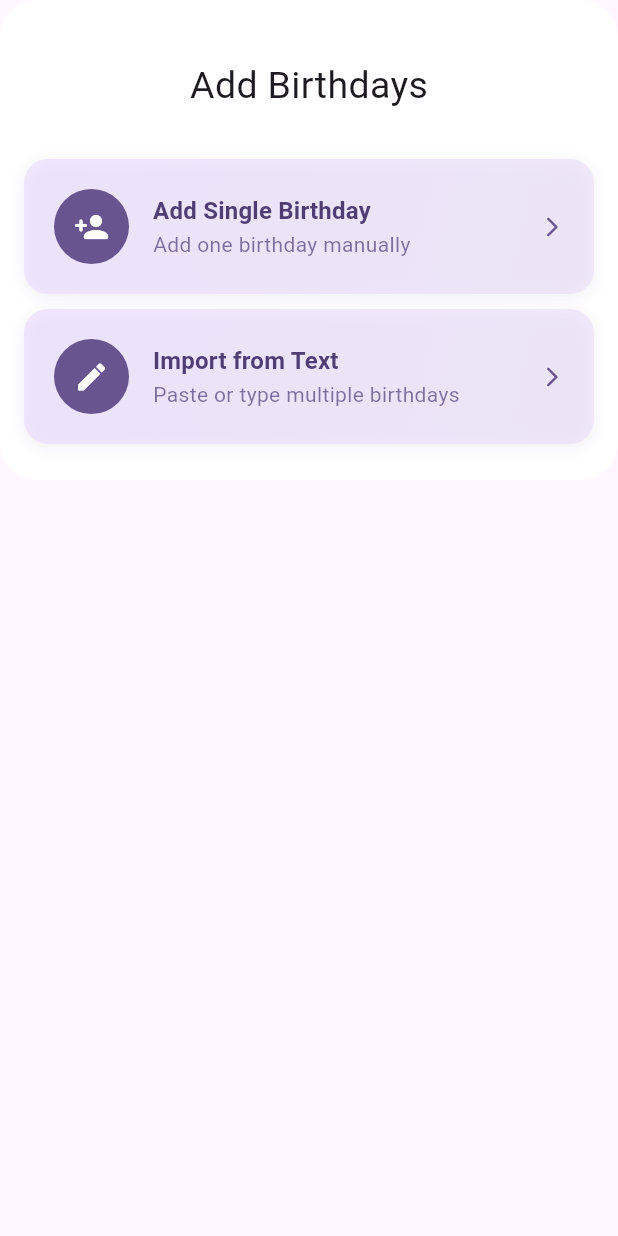
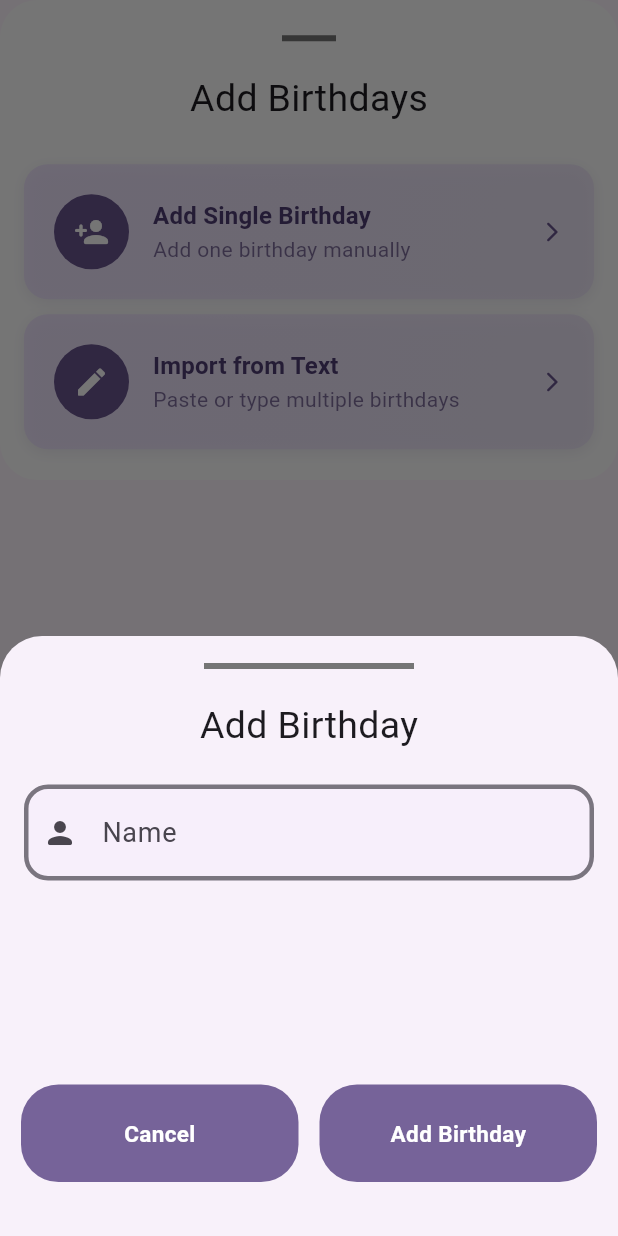
Before and after one commit to Confusedaff/Birday, a Flutter app: the Addbottomwidget widget shown alone on an empty page, opened directly, after a tap on "Add Single Birthday", on a phone screen of 412 x 824 dp. Run offline on Flutter 3.47's test engine with Material 3 defaults, Android fonts, the phone set to English and light mode, and no system bars; Roboto replaces fonts that are missing (SF Pro Display).

Commit message:
added textfield

```diff
--- a/lib/widgets/addbottomwidget.dart
+++ b/lib/widgets/addbottomwidget.dart
@@ -1,4 +1,6 @@
+import 'package:bday/widgets/draghandle.dart';
 import 'package:bday/widgets/selection.dart';
+import 'package:bday/widgets/singlebday.dart';
 import 'package:flutter/material.dart';
 
 class Addbottomwidget extends StatelessWidget {
@@ -17,8 +19,11 @@ class Addbottomwidget extends StatelessWidget {
       child: Column(
         mainAxisAlignment: MainAxisAlignment.spaceEvenly,
         children: [
+
+        Draghandle(width: 36),
+
         Padding(
-          padding: const EdgeInsets.only(top: 20.0),
+          padding: const EdgeInsets.only(top: 5.0),
           child: Center(child: Text("Add Birthdays",style: TextStyle(fontSize: 25),)),
         ),
         Column(
@@ -26,7 +31,7 @@ class Addbottomwidget extends StatelessWidget {
           children: [
 
             SizedBox(
-              height: 7,
+              height: 5,
             ),
 
            Selection(
@@ -34,7 +39,10 @@ class Addbottomwidget extends StatelessWidget {
             title: 'Add Single Birthday',
             subtitle: 'Add one birthday manually',
             onTap: () {
-              print("Prssed Single bday button");
+              showModalBottomSheet(
+                context: context,
+                builder: (context) => const Singlebday(),
+              );
              },
             selectionBody: null,
             ),
--- /dev/null
+++ b/lib/widgets/button.dart
@@ -0,0 +1,36 @@
+import 'package:flutter/material.dart';
+
+class Button extends StatelessWidget {
+  final String text;
+  final VoidCallback tap;
+  const Button({
+    super.key,
+    required this.text,
+    required this.tap,
+    });
+
+  @override
+  Widget build(BuildContext context) {
+    final theme = Theme.of(context);
+    return Container(
+      height: 65,
+      width: 185,
+      decoration: BoxDecoration(
+        borderRadius: BorderRadius.circular(25),
+        color: theme.colorScheme.primary.withOpacity(0.9),
+      ),
+      child: Center(
+        child: GestureDetector(
+          onTap: tap,
+          child: Text(
+            text,
+            style: TextStyle(
+              fontSize: 15,
+              fontWeight: FontWeight.bold,
+              color: Colors.white//theme.colorScheme.primary.withOpacity(0.1),
+            ),
+            ),
+        )),
+    );
+  }
+}
--- /dev/null
+++ b/lib/widgets/draghandle.dart
@@ -0,0 +1,22 @@
+import 'package:flutter/material.dart';
+
+class Draghandle extends StatelessWidget {
+  final double width;
+  const Draghandle({
+    super.key,
+    required this.width,
+    });
+
+  @override
+  Widget build(BuildContext context) {
+    return Container(
+    width: width,
+    height: 4,
+    margin: EdgeInsets.only(top: 8, bottom:0),
+    child: Divider(
+      thickness: 4,
+      color: Colors.grey[600],
+    ),
+  );
+  }
+}
--- /dev/null
+++ b/lib/widgets/singlebday.dart
@@ -0,0 +1,95 @@
+import 'package:bday/widgets/button.dart';
+import 'package:bday/widgets/dragHandle.dart';
+import 'package:bday/widgets/textfield.dart';
+import 'package:flutter/material.dart';
+
+class Singlebday extends StatefulWidget {
+  const Singlebday({super.key});
+
+  @override
+  State<Singlebday> createState() => _SinglebdayState();
+}
+
+class _SinglebdayState extends State<Singlebday> {
+
+  final TextEditingController nameController = TextEditingController();
+
+   @override
+  void dispose() {
+
+    super.dispose();
+  }
+
+  void _saveInput() {
+
+    String inputText = nameController.text;
+    print("User entered: $inputText");
+
+    // ScaffoldMessenger.of(context).showSnackBar(
+    //   SnackBar(content: Text("Saved: $inputText")),
+    // );
+  }
+  @override
+  Widget build(BuildContext context) {
+    return GestureDetector(
+       onTap: () => FocusScope.of(context).unfocus(),
+       behavior: HitTestBehavior.opaque,
+      child: Container(
+        height: 400,
+        width: double.infinity,
+        child: Column(
+          children: [
+            Padding(
+              padding: const EdgeInsets.only(top: 10),
+              child: Column(
+                mainAxisAlignment: MainAxisAlignment.spaceEvenly,
+                children: [
+                  Draghandle(width: 140),
+
+                  Padding(
+                    padding: const EdgeInsets.only(top: 20.0),
+                    child: Text(
+                      "Add Birthday",
+                      style: TextStyle(
+                        fontSize:25
+                      ),
+                    ),
+                  ),
+
+                  SizedBox(
+                    height: 5,
+                  ),
+
+                  Textfield(
+                    labeltext: "Name",
+                     prefixIcon: Icons.person_rounded,
+                     controller: nameController,
+                    ),
+
+                    Padding(
+                      padding: const EdgeInsets.only(top: 120.0),
+                      child: Row(
+                        mainAxisAlignment: MainAxisAlignment.spaceEvenly,
+                        children: [
+                          Button(
+                            text: 'Cancel',
+                            tap: () {
+                               Navigator.popUntil(context, (route) => route.isFirst);
+                            },
+                            ),
+                          Button(
+                            text: 'Add Birthday',
+                            tap: _saveInput,
+                            ),
+                        ],
+                      ),
+                    )
+                ],
+              )
+            ),
+          ],
+        ),
+      ),
+    );
+  }
+}
--- /dev/null
+++ b/lib/widgets/textfield.dart
@@ -0,0 +1,69 @@
+import 'package:flutter/material.dart';
+
+class Textfield extends StatefulWidget {
+  final Widget? label;
+  final String labeltext;
+  final IconData? prefixIcon;
+  final TextEditingController? controller;
+
+  const Textfield({
+    super.key,
+    this.label,
+    required this.labeltext,
+    this.prefixIcon,
+    this.controller,
+  });
+
+  @override
+  State<Textfield> createState() => _TextfieldState();
+}
+
+class _TextfieldState extends State<Textfield> {
+  @override
+  Widget build(BuildContext context) {
+    final theme = Theme.of(context);
+
+    return Padding(
+      padding: const EdgeInsets.all(16.0),
+      child: TextField(
+        controller: widget.controller,
+        decoration: InputDecoration(
+          labelText: widget.labeltext,
+          labelStyle: TextStyle(
+            fontSize: 18,
+          ),
+          prefixIcon: widget.prefixIcon != null
+              ? Icon(widget.prefixIcon)
+              : null,
+          border: OutlineInputBorder(
+            borderRadius: BorderRadius.circular(16),
+            borderSide: BorderSide(
+              width: 2.0, // Increase this value for thicker border
+              color: theme.colorScheme.outline,
+            ),
+          ),
+          enabledBorder: OutlineInputBorder(
+            borderRadius: BorderRadius.circular(16),
+            borderSide: BorderSide(
+              width: 3.0, // Border thickness when not focused
+              color: theme.colorScheme.outline,
+            ),
+          ),
+          focusedBorder: OutlineInputBorder(
+            borderRadius: BorderRadius.circular(16),
+            borderSide: BorderSide(
+              width: 3.0, // Thicker border when focused
+              color: theme.colorScheme.primary,
+            ),
+          ),
+          contentPadding: const EdgeInsets.symmetric(
+            vertical: 20.0,
+            horizontal: 16.0,
+          ),
+          filled: true,
+          fillColor: theme.colorScheme.primaryContainer.withOpacity(0.1),
+        ),
+      ),
+    );
+  }
+}
```
Also changed, not shown: lib/widgets/dateselector.dart (added).
